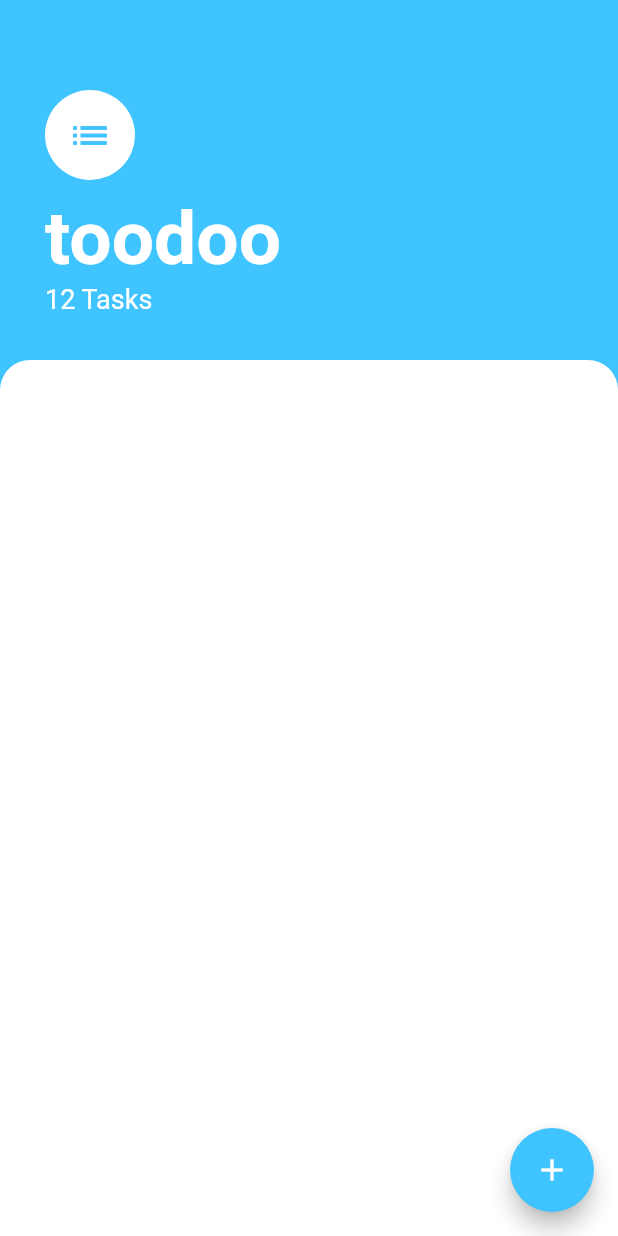
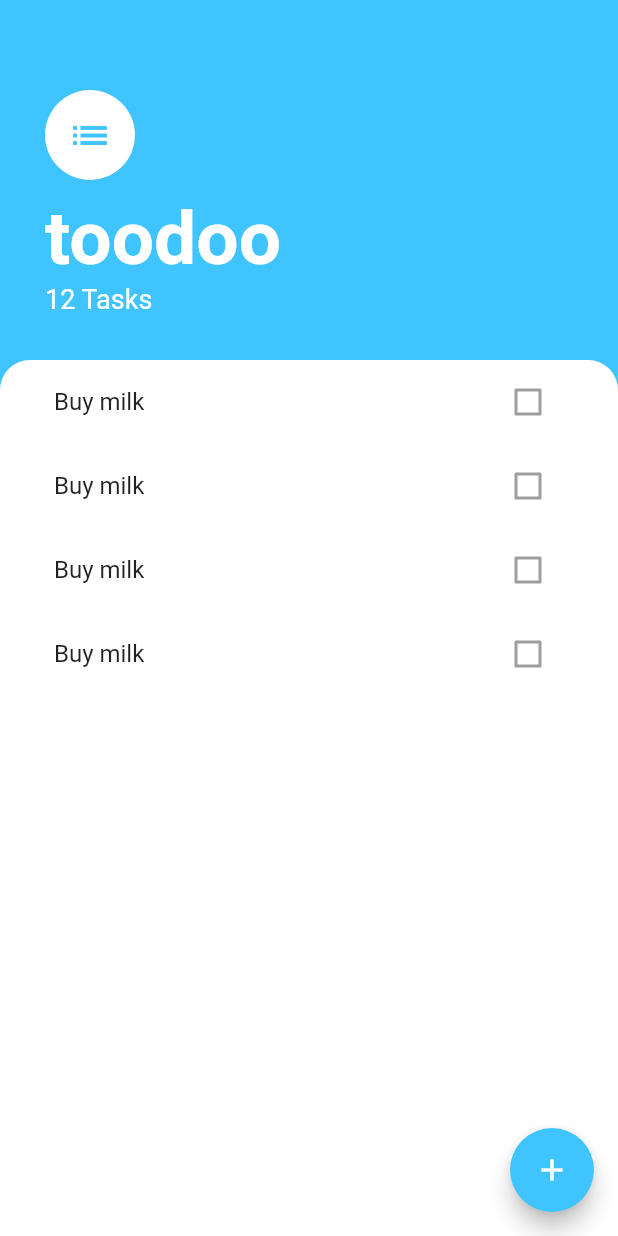
Before and after one commit to ethan-adams/toodoo, a Flutter app: the screen it shows after launch, on a phone screen of 412 x 824 dp. Run offline on Flutter 3.47's test engine with Material 2 defaults, Android fonts, the phone set to English and light mode, and no system bars.

Commit message:
implemented listview and refactored for readability

```diff
--- a/lib/screens/tasks_screen.dart
+++ b/lib/screens/tasks_screen.dart
@@ -1,5 +1,6 @@
 import 'package:flutter/cupertino.dart';
 import 'package:flutter/material.dart';
+import 'package:toodoo/widgets/tasks_list.dart';
 
 class TasksScreen extends StatelessWidget {
   @override
@@ -55,6 +56,7 @@ class TasksScreen extends StatelessWidget {
                     topLeft: Radius.circular(20),
                     topRight: Radius.circular(20)),
               ),
+              child: TasksList(),
             ),
           ),
         ],
--- /dev/null
+++ b/lib/widgets/tasks_list.dart
@@ -0,0 +1,18 @@
+import 'package:flutter/material.dart';
+import 'tasks_tile.dart';
+
+class TasksList extends StatelessWidget {
+
+  @override
+  Widget build(BuildContext context) {
+    return ListView(
+      padding: EdgeInsets.symmetric(horizontal: 20),
+      children: <Widget>[
+        TaskTile(),
+        TaskTile(),
+        TaskTile(),
+        TaskTile(),
+      ],
+    );
+  }
+}
--- /dev/null
+++ b/lib/widgets/tasks_tile.dart
@@ -0,0 +1,14 @@
+import 'package:flutter/material.dart';
+
+class TaskTile extends StatelessWidget {
+  @override
+  Widget build(BuildContext context) {
+    return ListTile(
+      title: Text('Buy milk'),
+      trailing: Checkbox(
+        value: false,
+        onChanged: null,
+      ),
+    );
+  }
+}
```
